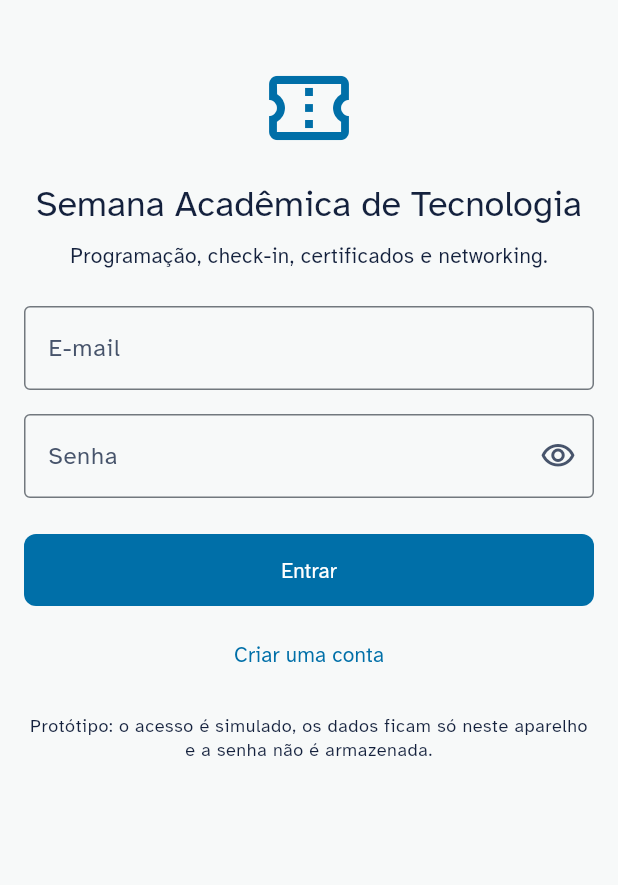
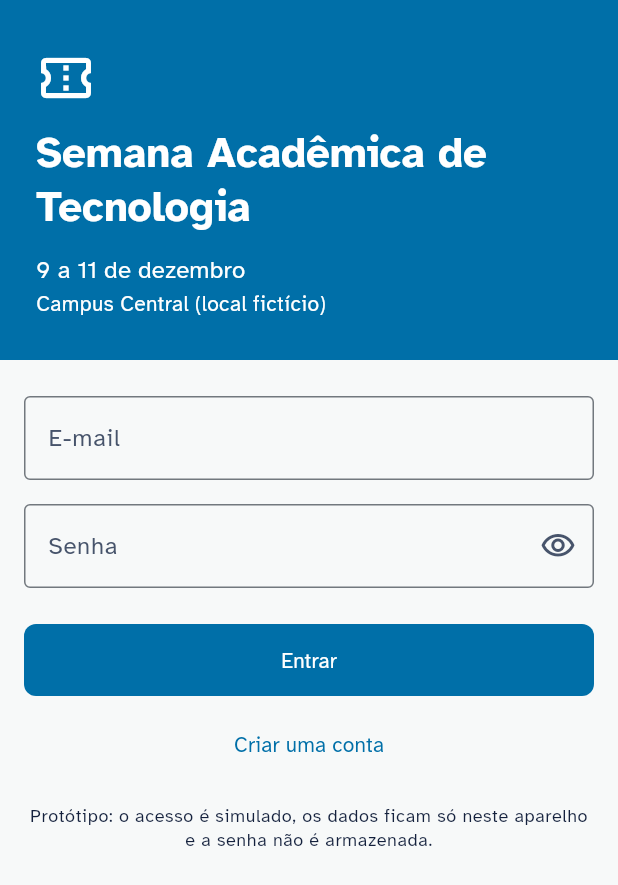
Before and after one commit to matheusmontev/ux-flutter-bloco3, a Flutter app: the screen it shows after launch, on a phone screen of 412 x 824 dp. Shown: the top 885 px of the screen. Run offline on Flutter 3.47's test engine with Material 3 defaults, Android fonts, the phone set to English and light mode, and no system bars; our stand-ins replace material_ui, qr_flutter, shared_preferences; missing offline and left inert: mobile_scanner; accounts and stored records are empty.

Commit message:
design: apresenta o evento na entrada

```diff
--- a/lib/core/formatters.dart
+++ b/lib/core/formatters.dart
@@ -27,6 +27,8 @@ const _months = [
   'dezembro',
 ];
 
+String formatMonthLong(DateTime date) => _months[date.month - 1];
+
 String formatDayLong(DateTime date) =>
     '${_longWeekdays[date.weekday - 1]}, ${date.day} de '
     '${_months[date.month - 1]}';
--- a/lib/features/auth/auth_page.dart
+++ b/lib/features/auth/auth_page.dart
@@ -1,9 +1,10 @@
 import 'package:material_ui/material_ui.dart';
 
 import '../../core/app_state.dart';
+import '../../core/formatters.dart';
+import '../../core/schedule_filter.dart';
 import '../../core/validators.dart';
 import '../../data/mock_data.dart';
-import '../../widgets/page_body.dart';
 import '../../widgets/two_pane.dart';
 
 /// Entrada e cadastro do participante.
@@ -42,16 +43,23 @@ class _AuthPageState extends State<AuthPage> {
       body: LayoutBuilder(
         builder: (context, constraints) {
           if (constraints.maxWidth < TwoPane.breakpoint) {
-            return SafeArea(
-              child: PageBody(
-                maxWidth: 420,
+            return ListView(
+              padding: EdgeInsets.zero,
               children: [
-                  const SizedBox(height: 24),
-                  const _Header(),
-                  const SizedBox(height: 24),
-                  ..._formContent(context),
+                const _EventBand(),
+                Center(
+                  child: ConstrainedBox(
+                    constraints: const BoxConstraints(maxWidth: 452),
+                    child: Padding(
+                      padding: const EdgeInsets.fromLTRB(16, 24, 16, 32),
+                      child: Column(
+                        crossAxisAlignment: CrossAxisAlignment.stretch,
+                        children: _formContent(context),
+                      ),
+                    ),
+                  ),
+                ),
               ],
-              ),
             );
           }
           // No computador, o evento ocupa um painel ao lado do formulário.
@@ -156,35 +164,57 @@ class _AuthPageState extends State<AuthPage> {
   }
 }
 
-class _Header extends StatelessWidget {
-  const _Header({this.color});
-
-  /// Cor do texto e do ícone quando o cabeçalho fica sobre o painel.
-  final Color? color;
+/// Nome, datas e local do evento sobre a cor principal.
+class _EventTitle extends StatelessWidget {
+  const _EventTitle();
 
   @override
   Widget build(BuildContext context) {
     final theme = Theme.of(context);
-    return Column(
+    final color = theme.colorScheme.onPrimary;
+    final first = activities.first.start;
+    final last = activities.last.start;
+    return DefaultTextStyle.merge(
+      style: TextStyle(color: color),
+      child: Column(
+        crossAxisAlignment: CrossAxisAlignment.start,
         children: [
-        Icon(
-          Icons.confirmation_number_outlined,
-          size: 64,
-          color: color ?? theme.colorScheme.primary,
-        ),
-        const SizedBox(height: 16),
+          Icon(Icons.confirmation_number_outlined, size: 40, color: color),
+          const SizedBox(height: 12),
           Text(
             eventName,
-          style: theme.textTheme.headlineSmall?.copyWith(color: color),
-          textAlign: TextAlign.center,
+            style: theme.textTheme.headlineMedium?.copyWith(
+              color: color,
+              fontWeight: FontWeight.w700,
             ),
-        const SizedBox(height: 8),
+          ),
+          const SizedBox(height: 12),
           Text(
-          'Programação, check-in, certificados e networking.',
-          style: TextStyle(color: color),
-          textAlign: TextAlign.center,
+            '${first.day} a ${last.day} de ${formatMonthLong(last)}',
+            style: theme.textTheme.titleMedium?.copyWith(color: color),
           ),
+          const Text(eventPlace),
         ],
+      ),
+    );
+  }
+}
+
+class _EventBand extends StatelessWidget {
+  const _EventBand();
+
+  @override
+  Widget build(BuildContext context) {
+    return ColoredBox(
+      key: const Key('auth-event'),
+      color: Theme.of(context).colorScheme.primary,
+      child: const SafeArea(
+        bottom: false,
+        child: Padding(
+          padding: EdgeInsets.fromLTRB(24, 32, 24, 28),
+          child: _EventTitle(),
+        ),
+      ),
     );
   }
 }
@@ -194,14 +224,49 @@ class _BrandPanel extends StatelessWidget {
 
   @override
   Widget build(BuildContext context) {
-    final colors = Theme.of(context).colorScheme;
+    final theme = Theme.of(context);
+    final color = theme.colorScheme.onPrimary;
     return ColoredBox(
       key: const Key('auth-brand'),
-      color: colors.primary,
+      color: theme.colorScheme.primary,
       child: Center(
         child: SingleChildScrollView(
           padding: const EdgeInsets.all(48),
-          child: _Header(color: colors.onPrimary),
+          child: ConstrainedBox(
+            constraints: const BoxConstraints(maxWidth: 460),
+            child: Column(
+              crossAxisAlignment: CrossAxisAlignment.stretch,
+              children: [
+                const _EventTitle(),
+                const SizedBox(height: 32),
+                for (final MapEntry(key: day, value: items) in groupByDay(
+                  activities,
+                ).entries) ...[
+                  Divider(color: color.withValues(alpha: 0.35)),
+                  Padding(
+                    padding: const EdgeInsets.symmetric(vertical: 4),
+                    child: Column(
+                      crossAxisAlignment: CrossAxisAlignment.start,
+                      children: [
+                        Text(
+                          formatDayLong(day),
+                          style: theme.textTheme.titleMedium?.copyWith(
+                            color: color,
+                            fontWeight: FontWeight.w700,
+                          ),
+                        ),
+                        Text(
+                          '${items.length} atividades, a partir das '
+                          '${formatTime(items.first.start)}',
+                          style: TextStyle(color: color),
+                        ),
+                      ],
+                    ),
+                  ),
+                ],
+              ],
+            ),
+          ),
         ),
       ),
     );
```
Also changed, not shown: 1 other file. Lines whose indentation alone changed are shown as unchanged.
